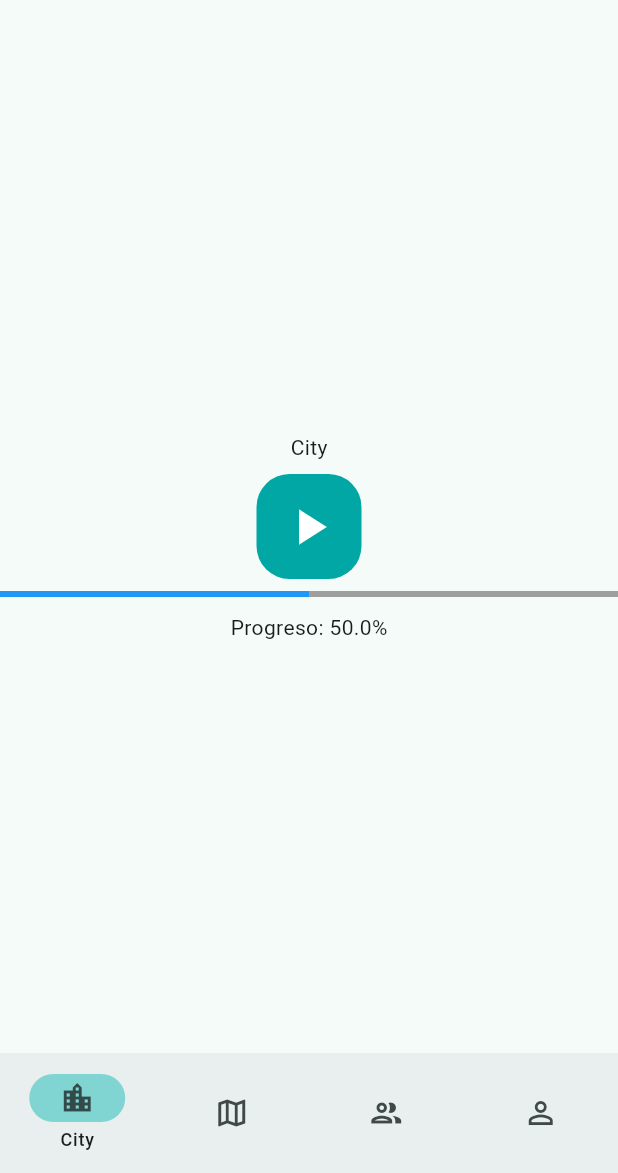
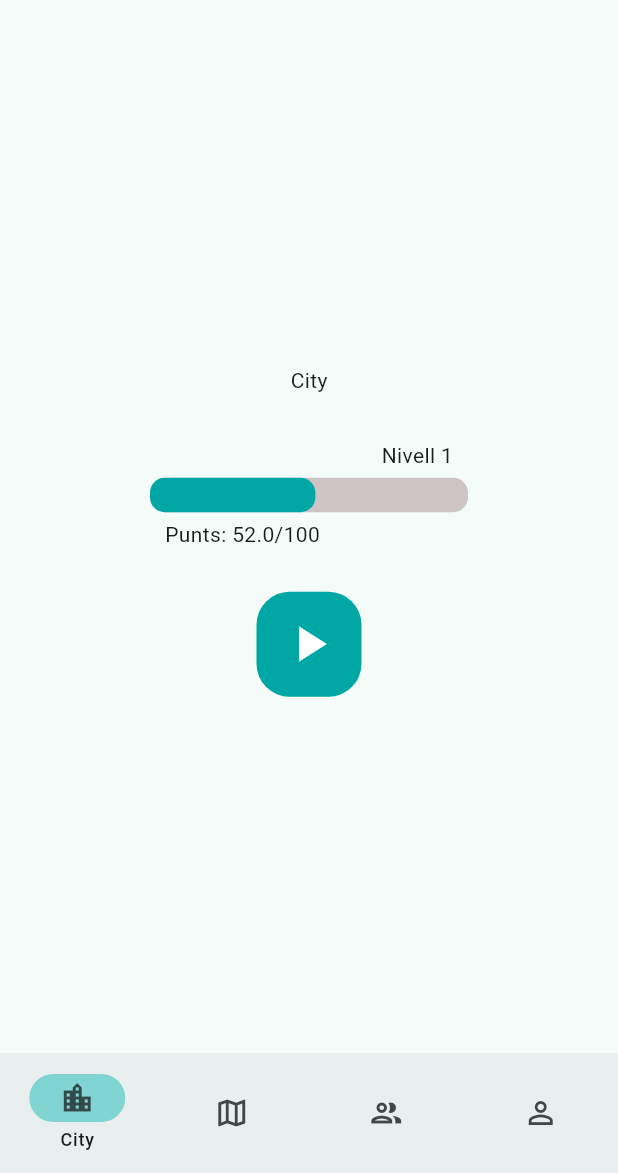
Before and after one commit to pes2324q2-gei-upc/Greeny, a Flutter app: the screen it shows after launch, after a tap on "Log In", after a tap on the "play arrow" icon, on a phone screen of 412 x 824 dp, the part 63-1236 px from its top. Run offline on Flutter 3.47's test engine with Material 3 defaults, Android fonts, the light colour scheme and no system bars; our stand-ins replace google_maps_flutter.

Commit message:
tasca #51 Botó de play i canvi d'estats. Barra de progrés estilitzada i es pot actualitzar

```diff
--- a/App/greeny/lib/City/city.dart
+++ b/App/greeny/lib/City/city.dart
@@ -1,4 +1,6 @@
 import 'package:flutter/material.dart';
+
+double punts = 0.5;
 
 class CityPage extends StatefulWidget {
   const CityPage({super.key});
@@ -18,6 +20,7 @@ class _CityPageState extends State<CityPage> {
           mainAxisAlignment: MainAxisAlignment.center,
           children: [
             const Text('City'),
+            BarraProgres(punts: punts, onProgressChanged: updateProgress),
             Container(
               width: 70,
               height: 70,
@@ -35,7 +38,6 @@ class _CityPageState extends State<CityPage> {
                 iconSize: 40.0,
               ),
             ),
-            BarraProgres(),
           ],
         ),
       ),
@@ -51,33 +53,69 @@ class _CityPageState extends State<CityPage> {
 
   void play() {
     print('Playing');
+    if (punts < 1) {
+      punts += 0.01;
+      updateProgress(punts + 0.01);
+    } else {
+      punts = 0;
+      updateProgress(punts);
+    }
   }
 
   void viewHistory() {
     print('Viewing history');
   }
+
+  void updateProgress(double newProgress) {
+    setState(() {
+      punts = newProgress;
+    });
+  }
 }
-
+/*
 class BarraProgres extends StatefulWidget {
   @override
   _BarraProgresState createState() => _BarraProgresState();
 }
+*/
 
-class _BarraProgresState extends State<BarraProgres> {
-  double progres = 0.5;
+// Barra de progres ciutat
+class BarraProgres extends StatelessWidget {
+  final double punts;
+  final Function(double) onProgressChanged;
+
+  const BarraProgres({required this.punts, required this.onProgressChanged});
+
   @override
   Widget build(BuildContext context) {
     return Column(
       mainAxisAlignment: MainAxisAlignment.center,
       children: [
-        LinearProgressIndicator(
-          value: progres,
-          backgroundColor: Colors.grey,
-          valueColor: AlwaysStoppedAnimation<Color>(
-              Colors.blue), // Ajusta el color de la barra de progreso aquí
+        SizedBox(height: 30.0),
+        Container(
+          alignment: Alignment.centerRight,
+          margin: EdgeInsets.symmetric(horizontal: 110.0),
+          child: Text('Nivell ${(1)}'),
         ),
-        SizedBox(height: 10.0),
-        Text('Progreso: ${(progres * 100).toStringAsFixed(1)}%'),
+        SizedBox(height: 5.0),
+        Container(
+          height: 23,
+          margin: EdgeInsets.symmetric(horizontal: 100.0),
+          child: LinearProgressIndicator(
+            value: punts,
+            backgroundColor: Color.fromARGB(255, 205, 197, 197),
+            borderRadius: BorderRadius.circular(10.0),
+            valueColor: AlwaysStoppedAnimation<Color>(
+                const Color.fromARGB(255, 1, 167, 164)),
+          ),
+        ),
+        SizedBox(height: 5.0),
+        Container(
+          alignment: Alignment.centerLeft,
+          margin: EdgeInsets.symmetric(horizontal: 110.0),
+          child: Text('Punts: ${(punts * 100).toStringAsFixed(1)}/100'),
+        ),
+        SizedBox(height: 20.0),
       ],
     );
   }
```
